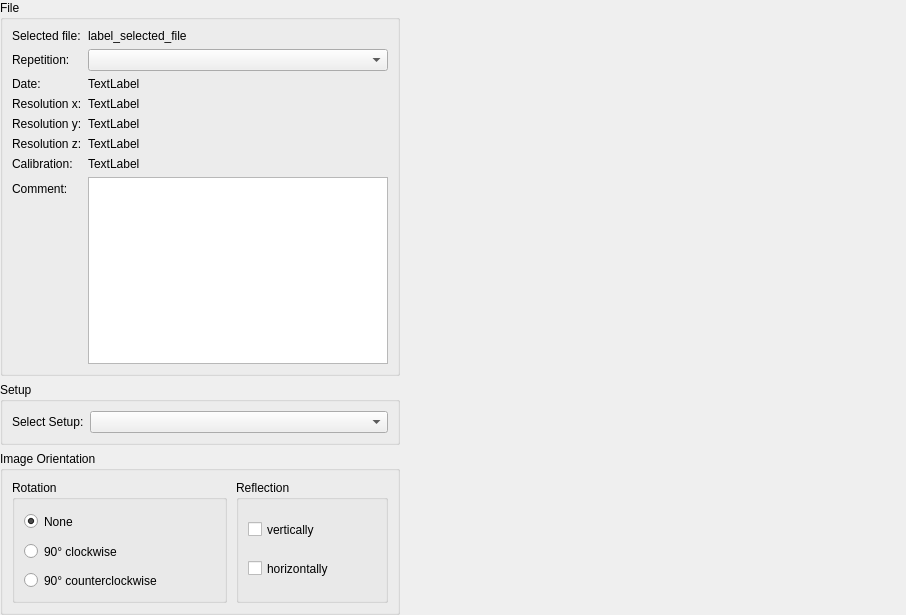
This is bmicro/gui/data/data_view.ui in BrillouinMicroscopy/BMicro as Qt 5 draws it before an edit. The edited form follows.
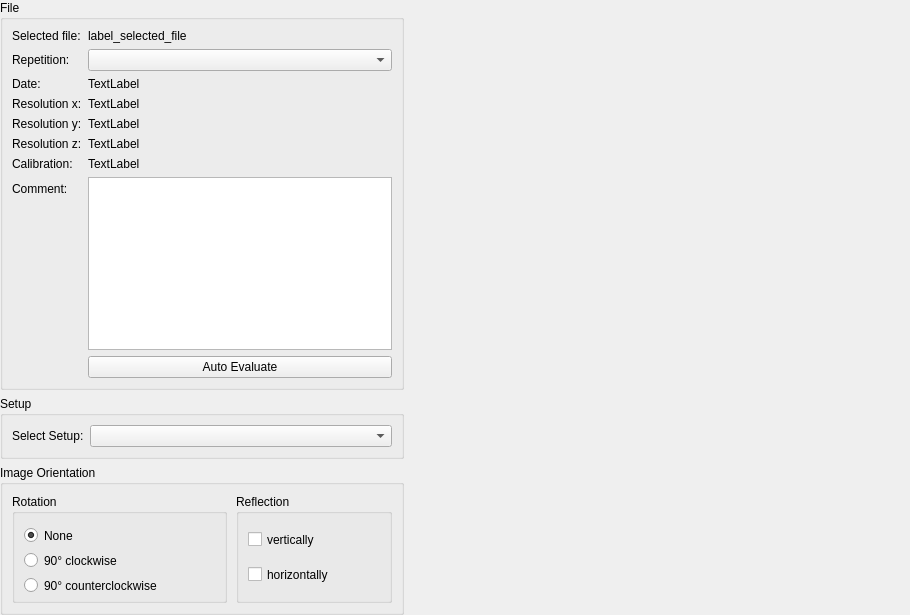
This is the edited form.

Commit message: feat: add auto evaluation

What changed in the file:
```diff
--- a/bmicro/gui/data/data_view.ui
+++ b/bmicro/gui/data/data_view.ui
@@ -6,7 +6,7 @@
    <rect>
     <x>0</x>
     <y>0</y>
-    <width>884</width>
+    <width>910</width>
     <height>615</height>
    </rect>
   </property>
@@ -174,6 +174,13 @@
             </property>
            </widget>
           </item>
+          <item row="8" column="1">
+           <widget class="QPushButton" name="auto_evaluation">
+            <property name="text">
+             <string>Auto Evaluate</string>
+            </property>
+           </widget>
+          </item>
          </layout>
         </widget>
        </item>
```
The commit also changes 1 other file.
